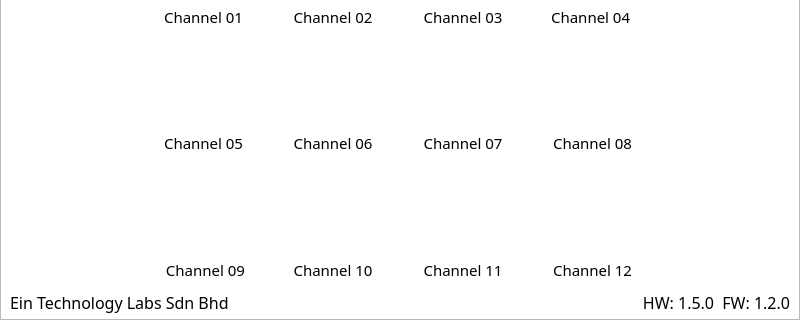
Before: the Qt Designer form QT_APP/channels.ui in eSpark-Backup/nabilfesal-msm-fw, drawn with Qt 5; both pictures show x 0 to 800 and y 160 to 480 of the 800 by 480 pixel window.
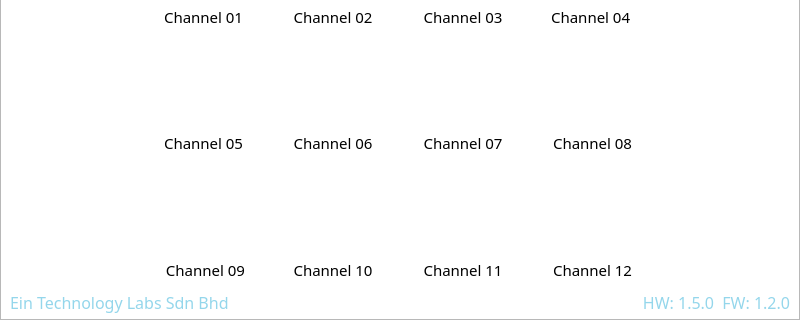
After: the same form once the commit is applied. Icons and pictures are not drawn.

The edit to the form file:
```diff
--- a/QT_APP/channels.ui
+++ b/QT_APP/channels.ui
@@ -1546,6 +1546,9 @@
                 <pointsize>12</pointsize>
                </font>
               </property>
+              <property name="styleSheet">
+               <string notr="true">color: rgb(148, 214, 235);</string>
+              </property>
               <property name="text">
                <string>Ein Technology Labs Sdn Bhd</string>
               </property>
@@ -1559,6 +1562,9 @@
                 <pointsize>12</pointsize>
                </font>
               </property>
+              <property name="styleSheet">
+               <string notr="true">color: rgb(148, 214, 235);</string>
+              </property>
               <property name="text">
                <string>HW: 1.5.0  FW: 1.2.0</string>
               </property>
```
